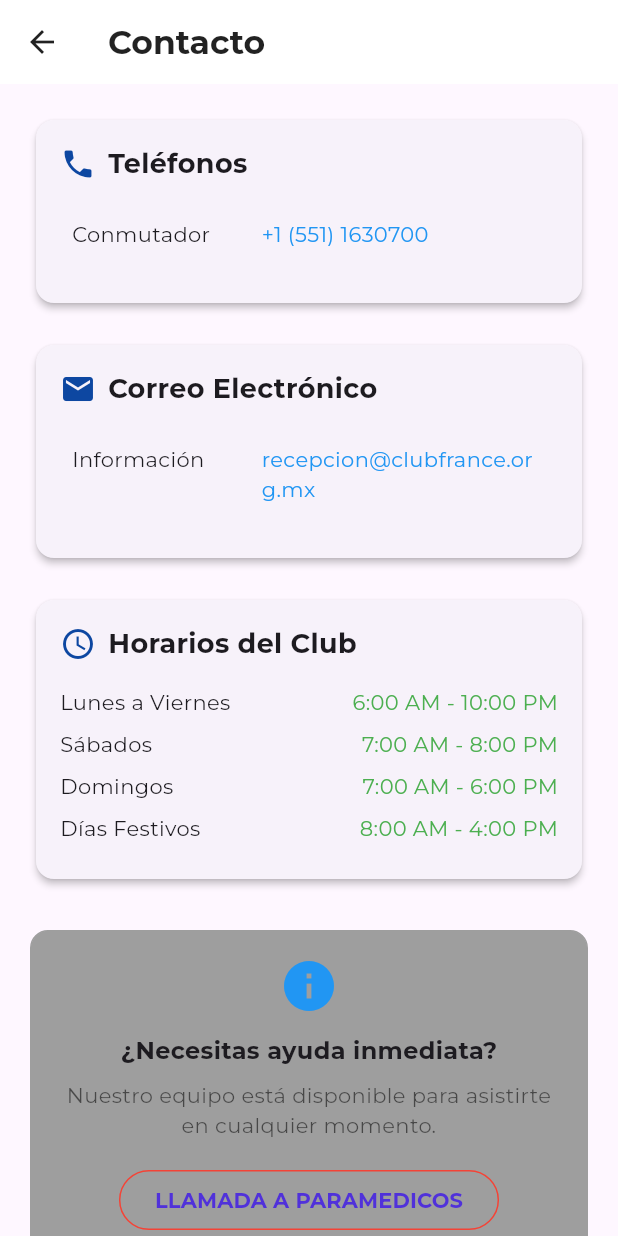
After one commit to guillmac/login_app, a Flutter app: the ContactPage screen opened directly, on a phone screen of 412 x 824 dp. The commit adds this screen. Run offline on Flutter 3.47's test engine with Material 3 defaults, Android fonts, the phone set to English and light mode, and no system bars; our stand-ins replace flutter_secure_storage, image_picker, local_auth, logger, shared_preferences; accounts and stored records are empty.

Commit message:
Seccion Contacto y Eventos refinado

```diff
--- /dev/null
+++ b/lib/pages/contact_page.dart
@@ -0,0 +1,252 @@
+import 'package:flutter/material.dart';
+import 'package:url_launcher/url_launcher.dart';
+
+class ContactPage extends StatelessWidget {
+  const ContactPage({super.key});
+
+  Future<void> _makePhoneCall(String phoneNumber) async {
+    final Uri launchUri = Uri(
+      scheme: 'tel',
+      path: phoneNumber,
+    );
+    if (!await launchUrl(launchUri)) {
+      throw Exception('Could not launch $launchUri');
+    }
+  }
+
+  Future<void> _sendEmail(String email) async {
+    final Uri launchUri = Uri(
+      scheme: 'mailto',
+      path: email,
+    );
+    if (!await launchUrl(launchUri)) {
+      throw Exception('Could not launch $launchUri');
+    }
+  }
+
+  @override
+  Widget build(BuildContext context) {
+    return Scaffold(
+      appBar: AppBar(
+        title: const Text(
+          "Contacto",
+          style: TextStyle(
+            fontFamily: 'Montserrat',
+            fontWeight: FontWeight.bold,
+          ),
+        ),
+        backgroundColor: Colors.white,
+        foregroundColor: Colors.black87,
+        elevation: 0,
+      ),
+      body: SingleChildScrollView(
+        padding: const EdgeInsets.all(20),
+        child: Column(
+          crossAxisAlignment: CrossAxisAlignment.start,
+          children: [
+            // Información de Contacto Principal
+            _buildContactCard(
+              icon: Icons.phone,
+              title: "Teléfonos",
+              children: [
+                _buildContactItem(
+                  "Conmutador",
+                  "+1 (551) 1630700",
+                  onTap: () => _makePhoneCall("+15511630700"),
+                ),
+
+              ],
+            ),
+
+            const SizedBox(height: 20),
+
+            // Correos Electrónicos
+            _buildContactCard(
+              icon: Icons.email,
+              title: "Correo Electrónico",
+              children: [
+                _buildContactItem(
+                  "Información",
+                  "recepcion@clubfrance.org.mx",
+                  onTap: () => _sendEmail("recepcion@clubfrance.org.mx"),
+                ),
+              ],
+            ),
+
+            const SizedBox(height: 20),
+
+            // Horarios de Atención
+            _buildContactCard(
+              icon: Icons.access_time,
+              title: "Horarios del Club",
+              children: [
+                _buildScheduleItem("Lunes a Viernes", "6:00 AM - 10:00 PM"),
+                _buildScheduleItem("Sábados", "7:00 AM - 8:00 PM"),
+                _buildScheduleItem("Domingos", "7:00 AM - 6:00 PM"),
+                _buildScheduleItem("Días Festivos", "8:00 AM - 4:00 PM"),
+              ],
+            ),
+
+            const SizedBox(height: 30),
+
+            // Información Adicional
+            Container(
+              width: double.infinity,
+              padding: const EdgeInsets.all(16),
+              decoration: BoxDecoration(
+                color: Colors.grey.withValues(alpha: 50), // grey[50]
+                borderRadius: BorderRadius.circular(12),
+                border: Border.all(color: Colors.grey.withValues(alpha: 300)), // grey[300]
+              ),
+              child: Column(
+                crossAxisAlignment: CrossAxisAlignment.center,
+                children: [
+                  const Icon(Icons.info, size: 40, color: Colors.blue),
+                  const SizedBox(height: 12),
+                  const Text(
+                    "¿Necesitas ayuda inmediata?",
+                    style: TextStyle(
+                      fontFamily: 'Montserrat',
+                      fontSize: 16,
+                      fontWeight: FontWeight.bold,
+                    ),
+                  ),
+                  const SizedBox(height: 8),
+                  const Text(
+                    "Nuestro equipo está disponible para asistirte en cualquier momento.",
+                    textAlign: TextAlign.center,
+                    style: TextStyle(
+                      fontFamily: 'Montserrat',
+                      fontSize: 14,
+                      color: Colors.black54,
+                    ),
+                  ),
+                  const SizedBox(height: 16),
+                  OutlinedButton(
+                    onPressed: () => _makePhoneCall("+15551234567"),
+                    style: OutlinedButton.styleFrom(
+                      foregroundColor: const Color.fromARGB(255, 80, 49, 218),
+                      side: const BorderSide(color: Colors.red),
+                    ),
+                    child: const Text(
+                      "LLAMADA A PARAMEDICOS",
+                      style: TextStyle(
+                        fontFamily: 'Montserrat',
+                        fontWeight: FontWeight.bold,
+                      ),
+                    ),
+                  ),
+                ],
+              ),
+            ),
+          ],
+        ),
+      ),
+    );
+  }
+
+  Widget _buildContactCard({
+    required IconData icon,
+    required String title,
+    required List<Widget> children,
+  }) {
+    return Card(
+      elevation: 2,
+      shape: RoundedRectangleBorder(
+        borderRadius: BorderRadius.circular(12),
+      ),
+      child: Padding(
+        padding: const EdgeInsets.all(16),
+        child: Column(
+          crossAxisAlignment: CrossAxisAlignment.start,
+          children: [
+            Row(
+              children: [
+                Icon(icon, color: const Color.fromRGBO(13, 71, 161, 1)),
+                const SizedBox(width: 8),
+                Text(
+                  title,
+                  style: const TextStyle(
+                    fontFamily: 'Montserrat',
+                    fontSize: 18,
+                    fontWeight: FontWeight.bold,
+                  ),
+                ),
+              ],
+            ),
+            const SizedBox(height: 16),
+            ...children,
+          ],
+        ),
+      ),
+    );
+  }
+
+  Widget _buildContactItem(String label, String value, {VoidCallback? onTap}) {
+    return Container(
+      margin: const EdgeInsets.only(bottom: 12),
+      child: InkWell(
+        onTap: onTap,
+        borderRadius: BorderRadius.circular(8),
+        child: Padding(
+          padding: const EdgeInsets.all(8),
+          child: Row(
+            crossAxisAlignment: CrossAxisAlignment.start,
+            children: [
+              Expanded(
+                flex: 2,
+                child: Text(
+                  label,
+                  style: const TextStyle(
+                    fontFamily: 'Montserrat',
+                    fontSize: 14,
+                    fontWeight: FontWeight.w500,
+                  ),
+                ),
+              ),
+              Expanded(
+                flex: 3,
+                child: Text(
+                  value,
+                  style: TextStyle(
+                    fontFamily: 'Montserrat',
+                    fontSize: 14,
+                    color: onTap != null ? const Color.fromRGBO(33, 150, 243, 1) : Colors.black87, // Colors.blue[700]
+                    fontWeight: onTap != null ? FontWeight.w500 : FontWeight.normal,
+                  ),
+                ),
+              ),
+            ],
+          ),
+        ),
+      ),
+    );
+  }
+
+  Widget _buildScheduleItem(String day, String time) {
+    return Container(
+      margin: const EdgeInsets.only(bottom: 8),
+      child: Row(
+        mainAxisAlignment: MainAxisAlignment.spaceBetween,
+        children: [
+          Text(
+            day,
+            style: const TextStyle(
+              fontFamily: 'Montserrat',
+              fontSize: 14,
+            ),
+          ),
+          Text(
+            time,
+            style: const TextStyle(
+              fontFamily: 'Montserrat',
+              fontSize: 14,
+              fontWeight: FontWeight.w500,
+              color: Colors.green,
+            ),
+          ),
+        ],
+      ),
+    );
+  }
+}
--- a/lib/pages/payments_page.dart
+++ b/lib/pages/payments_page.dart
@@ -446,7 +446,7 @@ class _PaymentsPageState extends State<PaymentsPage> {
                 const Icon(Icons.family_restroom, color: Color.fromRGBO(25, 118, 210, 1)),
                 const SizedBox(width: 8),
                 const Text(
-                  "Membresía Familiar",
+                  "Membresía",
                   style: TextStyle(
                     fontFamily: 'Montserrat',
                     fontWeight: FontWeight.bold,
@@ -476,7 +476,7 @@ class _PaymentsPageState extends State<PaymentsPage> {
             ),
             const SizedBox(height: 12),
             const Text(
-              "Miembros incluidos en tu membresía familiar:",
+              "Miembros incluidos en tu membresía:",
               style: TextStyle(
                 fontFamily: 'Montserrat',
                 color: Colors.black54,
--- a/pubspec.yaml
+++ b/pubspec.yaml
@@ -12,6 +12,7 @@ dependencies:
     sdk: flutter
   intl: ^0.19.0
   logger: ^1.4.0
+  url_launcher: ^6.1.11
 
   # Carousel de imágenes
   carousel_slider: ^5.0.0
```
Also changed, not shown: lib/pages/events_page.dart (+240 -97 lines), lib/pages/home_page.dart (+5 -4 lines), pubspec.lock, 5 other files.
